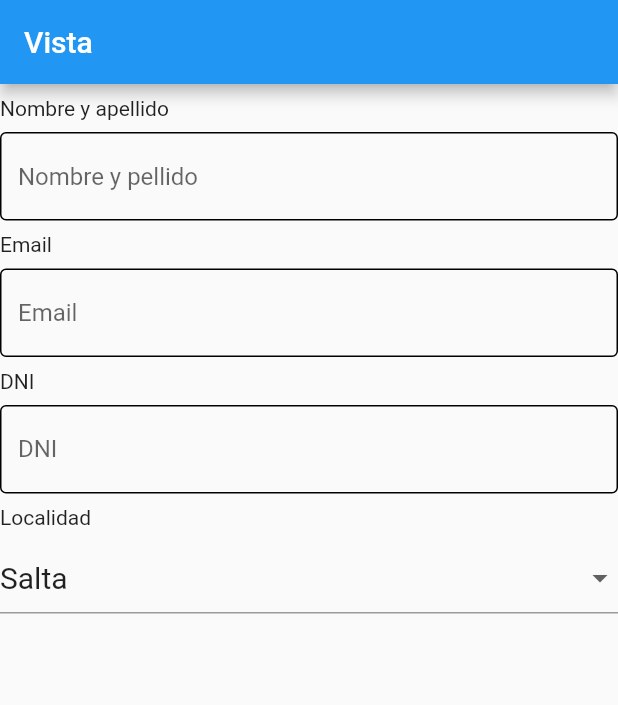
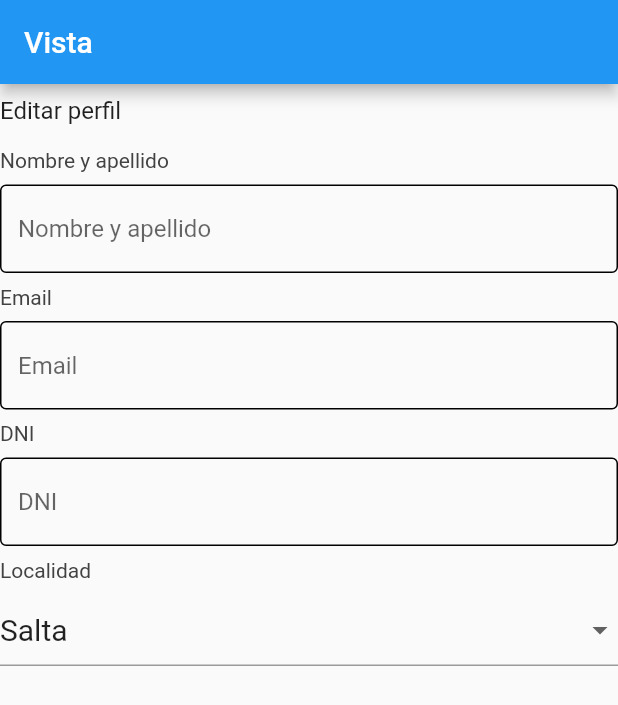
Before and after one commit to leopazgerez/perfildeusuario, a Flutter app: the screen it shows after launch, on a phone screen of 412 x 824 dp. Shown: the top 705 px of the screen. Run offline on Flutter 3.47's test engine with Material 2 defaults, Android fonts, the phone set to English and light mode, and no system bars.

Commit message:
update user_profile.dart
Se completo la estructura del formulario con sus controladores y usando el modelo.

```diff
--- a/lib/src/ui/pagecomponent/user_profile.dart
+++ b/lib/src/ui/pagecomponent/user_profile.dart
@@ -1,13 +1,23 @@
 import 'package:flutter/material.dart';
+import 'package:perfildeusuario/src/models/person_model.dart';
 
 class UserProfile extends StatefulWidget {
-  const UserProfile({Key? key}) : super(key: key);
+  final PersonModel? model;
+  const UserProfile({Key? key, this.model}) : super(key: key);
   @override
   State<UserProfile> createState() => _UserProfileState();
 }
 
 class _UserProfileState extends State<UserProfile> {
-
+  TextEditingController nameAndSurnameController = TextEditingController();
+  TextEditingController emailController = TextEditingController();
+  TextEditingController dniController = TextEditingController();
+  List<String> locationList = [
+    'Salta',
+    'Joaquin V. Gonzalez',
+    'Quebrachal',
+    'Metan'
+  ];
   @override
   Widget build(BuildContext context) {
     return Form(
@@ -24,29 +34,52 @@ class _UserProfileState extends State<UserProfile> {
     String dropdownValue = 'Salta';
     return Column(
       children: [
-        Row(
-          children: const [
-            Padding(
-              padding: EdgeInsets.symmetric(vertical: 8.0),
-              child: Text("Nombre y apellido"),
+        Column(
+          children: [
+            Row(
+              children: const [
+                Padding(
+                  padding: EdgeInsets.symmetric(vertical: 8.0),
+                  child: Text(
+                    "Editar perfil",
+                    style: TextStyle(fontSize: 16),
+                  ),
+                ),
+              ],
+            ),
+            Row(
+              children: [
+                Padding(
+                  padding: const EdgeInsets.symmetric(vertical: 8.0),
+                  child: Text(
+                    "Nombre y apellido",
+                    style: TextStyle(color: Colors.grey.shade800),
+                  ),
+                ),
+              ],
             ),
           ],
         ),
         TextFormField(
-          decoration: const InputDecoration(
-              enabledBorder: OutlineInputBorder(),
-              hintText: 'Nombre y pellido'
-              ),
+          controller: nameAndSurnameController,
+          decoration: InputDecoration(
+              enabledBorder: const OutlineInputBorder(),
+              hintText:
+                  (widget.model?.name != null && widget.model?.surname != null)
+                      ? '${widget.model!.name} ${widget.model!.surname}'
+                      : 'Nombre y apellido'),
         ),
         Row(
-          children: const [
+          children: [
             Padding(
-              padding: EdgeInsets.symmetric(vertical: 8.0),
-              child: Text("Email"),
+              padding: const EdgeInsets.symmetric(vertical: 8.0),
+              child:
+                  Text("Email", style: TextStyle(color: Colors.grey.shade800)),
             ),
           ],
         ),
         TextFormField(
+          controller: emailController,
           keyboardType: TextInputType.emailAddress,
           validator: (email) {
             if (email == null || email.isEmpty) {
@@ -57,20 +90,21 @@ class _UserProfileState extends State<UserProfile> {
             if (!regex.hasMatch(email)) return 'Formato Incorrecto de E-mail';
             return null;
           },
-          decoration: const InputDecoration(
-            enabledBorder: OutlineInputBorder(),
-            hintText: 'Email',
+          decoration: InputDecoration(
+            enabledBorder: const OutlineInputBorder(),
+            hintText: widget.model?.email ?? 'Email',
           ),
         ),
         Row(
-          children: const [
+          children: [
             Padding(
-              padding: EdgeInsets.symmetric(vertical: 8.0),
-              child: Text("DNI"),
+              padding: const EdgeInsets.symmetric(vertical: 8.0),
+              child: Text("DNI", style: TextStyle(color: Colors.grey.shade800)),
             ),
           ],
         ),
         TextFormField(
+          controller: dniController,
           keyboardType: TextInputType.number,
           validator: (dni) {
             if (dni == null || dni.isEmpty) {
@@ -80,26 +114,29 @@ class _UserProfileState extends State<UserProfile> {
             }
             return null;
           },
-          decoration: const InputDecoration(
-              enabledBorder: OutlineInputBorder(), labelText: 'DNI'),
+          decoration: InputDecoration(
+            enabledBorder: const OutlineInputBorder(),
+            hintText: widget.model?.dni.toString() ?? 'DNI',
+          ),
         ),
         Row(
-          children: const [
+          children: [
             Padding(
-              padding: EdgeInsets.symmetric(vertical: 8.0),
-              child: Text("Localidad"),
+              padding: const EdgeInsets.symmetric(vertical: 8.0),
+              child: Text("Localidad",
+                  style: TextStyle(color: Colors.grey.shade800)),
             ),
           ],
         ),
         DropdownButtonFormField(
+          icon: const Icon(Icons.arrow_drop_down_sharp),
           value: dropdownValue,
           onChanged: (String? newValue) {
             setState(() {
               dropdownValue = newValue!;
             });
           },
-          items: <String>['Salta', 'Joaquin V. Gonzalez', 'Quebrachal', 'Metan']
-              .map<DropdownMenuItem<String>>((String value) {
+          items: locationList.map<DropdownMenuItem<String>>((String value) {
             return DropdownMenuItem<String>(
               value: value,
               child: Text(
--- a/lib/view.dart
+++ b/lib/view.dart
@@ -15,10 +15,12 @@ class View extends StatelessWidget {
     );
   }
   Widget _body(){
-    return Column(
-      children: const [
-        UserProfile(),
-      ],
+    return SingleChildScrollView(
+      child: Column(
+        children: const [
+          UserProfile(),
+        ],
+      ),
     );
   }
 }
```
